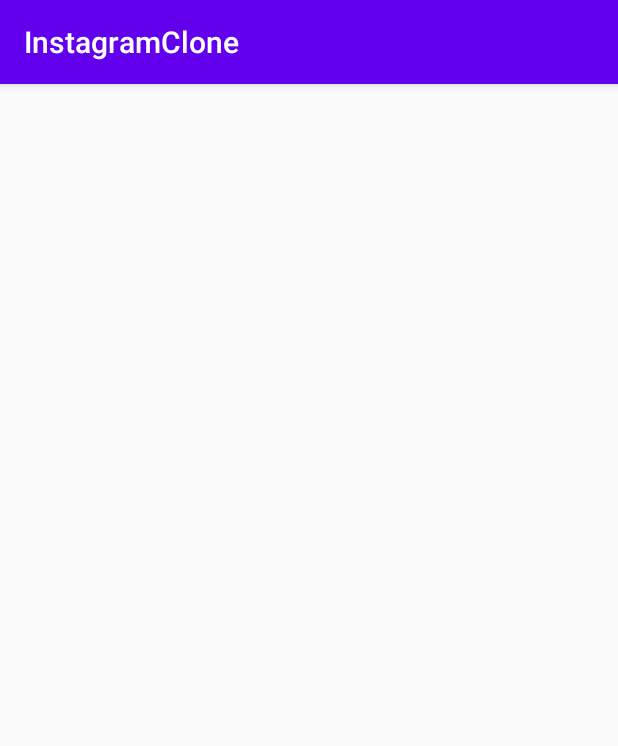
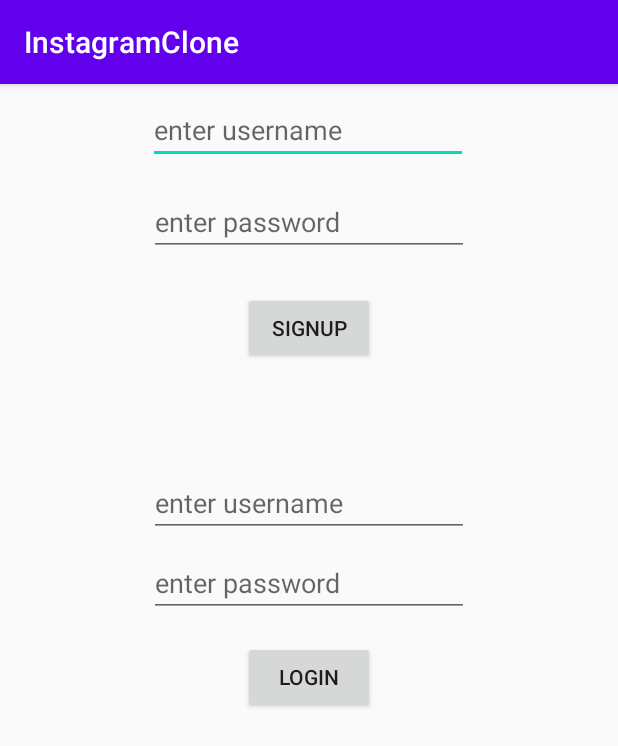
Before and after one commit to deepakn89/InstagramClone, an Android app: the SignUpLoginActivity screen opened directly, with no data from a screen before it, on a phone screen of 412 x 824 dp. Shown: the top 746 px of the screen. Run offline under Robolectric (Android 15) with nearby library versions, the phone set to English and light mode, and no system bars; libraries missing offline, so code that uses them is left out: com.parse, com.shashank.sony.

Commit message:
SignUp and Login parse functionality

```diff
--- a/app/src/main/AndroidManifest.xml
+++ b/app/src/main/AndroidManifest.xml
@@ -23,7 +23,8 @@
         android:roundIcon="@mipmap/ic_launcher_round"
         android:supportsRtl="true"
         android:theme="@style/AppTheme">
-        <activity android:name=".SignUpLoginActivity"></activity>
+        <activity android:name=".WelcomeActivity"></activity>
+        <activity android:name=".SignUpLoginActivity" />
         <activity android:name=".SignUp">
             <intent-filter>
                 <action android:name="android.intent.action.MAIN" />
--- a/app/src/main/java/com/dnagaraj/myapplication/SignUp.java
+++ b/app/src/main/java/com/dnagaraj/myapplication/SignUp.java
@@ -2,6 +2,7 @@ package com.dnagaraj.myapplication;
 
 import androidx.appcompat.app.AppCompatActivity;
 
+import android.content.Intent;
 import android.os.Bundle;
 import android.util.Log;
 import android.view.View;
@@ -49,7 +50,8 @@ public class SignUp extends AppCompatActivity implements View.OnClickListener{
         btnSwitchActivity.setOnClickListener(new View.OnClickListener() {
             @Override
             public void onClick(View v) {
-
+                Intent intent=new Intent(SignUp.this,SignUpLoginActivity.class);
+                startActivity(intent);
             }
         });
 
--- a/app/src/main/java/com/dnagaraj/myapplication/SignUpLoginActivity.java
+++ b/app/src/main/java/com/dnagaraj/myapplication/SignUpLoginActivity.java
@@ -3,12 +3,74 @@ package com.dnagaraj.myapplication;
 import androidx.appcompat.app.AppCompatActivity;
 
 import android.os.Bundle;
+import android.view.View;
+import android.widget.Button;
+import android.widget.EditText;
+
+import com.parse.LogInCallback;
+import com.parse.Parse;
+import com.parse.ParseException;
+import com.parse.ParseUser;
+import com.parse.SaveCallback;
+import com.parse.SignUpCallback;
+import com.shashank.sony.fancytoastlib.FancyToast;
 
 public class SignUpLoginActivity extends AppCompatActivity {
+
+    EditText etSignupUsername,etSignupPassword,etLoginUsername,etLoginPassword;
+    Button btnSignup,btnLogin;
 
     @Override
     protected void onCreate(Bundle savedInstanceState) {
         super.onCreate(savedInstanceState);
         setContentView(R.layout.activity_sign_up_login);
+
+        etSignupUsername=findViewById(R.id.etSignupUsername);
+        etSignupPassword=findViewById(R.id.etSignupPassword);
+        etLoginUsername=findViewById(R.id.etLoginUsername);
+        etLoginPassword=findViewById(R.id.etLoginPassword);
+
+        btnSignup=findViewById(R.id.btnSignup);
+        btnLogin=findViewById(R.id.btnLogin);
+
+        btnSignup.setOnClickListener(new View.OnClickListener() {
+            @Override
+            public void onClick(View v) {
+
+                final ParseUser parseUser=new ParseUser();
+                parseUser.setUsername(etSignupUsername.getText().toString());
+                parseUser.setPassword(etSignupPassword.getText().toString());
+
+                parseUser.signUpInBackground(new SignUpCallback() {
+                    @Override
+                    public void done(ParseException e) {
+                        if(e==null){
+                            FancyToast.makeText(SignUpLoginActivity.this, parseUser.get("username")+" signup successfully", FancyToast.LENGTH_SHORT, FancyToast.SUCCESS, true).show();
+                        }else{
+                            FancyToast.makeText(SignUpLoginActivity.this,e.getMessage(),FancyToast.LENGTH_LONG,FancyToast.ERROR,true).show();
+                        }
+                    }
+                });
+
+            }
+        });
+
+        btnLogin.setOnClickListener(new View.OnClickListener() {
+            @Override
+            public void onClick(View v) {
+
+                ParseUser.logInInBackground(etLoginUsername.getText().toString(), etLoginPassword.getText().toString(), new LogInCallback() {
+                    @Override
+                    public void done(ParseUser user, ParseException e) {
+                        if(user!=null && e==null){
+                            FancyToast.makeText(SignUpLoginActivity.this, user.getUsername()+" login successfully", FancyToast.LENGTH_SHORT, FancyToast.SUCCESS, true).show();
+                        }else{
+                            FancyToast.makeText(SignUpLoginActivity.this,e.getMessage(),FancyToast.LENGTH_LONG,FancyToast.ERROR,true).show();
+                        }
+                    }
+                });
+
+            }
+        });
     }
 }
--- /dev/null
+++ b/app/src/main/java/com/dnagaraj/myapplication/WelcomeActivity.java
@@ -0,0 +1,14 @@
+package com.dnagaraj.myapplication;
+
+import androidx.appcompat.app.AppCompatActivity;
+
+import android.os.Bundle;
+
+public class WelcomeActivity extends AppCompatActivity {
+
+    @Override
+    protected void onCreate(Bundle savedInstanceState) {
+        super.onCreate(savedInstanceState);
+        setContentView(R.layout.activity_welcome);
+    }
+}
--- a/app/src/main/res/layout/activity_sign_up_login.xml
+++ b/app/src/main/res/layout/activity_sign_up_login.xml
@@ -6,4 +6,72 @@
     android:layout_height="match_parent"
     tools:context=".SignUpLoginActivity">
 
+    <EditText
+        android:id="@+id/etSignupUsername"
+        android:layout_width="wrap_content"
+        android:layout_height="wrap_content"
+        android:layout_marginTop="8dp"
+        android:ems="10"
+        android:hint="enter username"
+        android:inputType="textPersonName"
+        app:layout_constraintEnd_toEndOf="parent"
+        app:layout_constraintHorizontal_bias="0.497"
+        app:layout_constraintStart_toStartOf="parent"
+        app:layout_constraintTop_toTopOf="parent" />
+
+    <EditText
+        android:id="@+id/etSignupPassword"
+        android:layout_width="wrap_content"
+        android:layout_height="wrap_content"
+        android:layout_marginTop="16dp"
+        android:ems="10"
+        android:hint="enter password"
+        android:inputType="textPassword"
+        app:layout_constraintEnd_toEndOf="parent"
+        app:layout_constraintStart_toStartOf="parent"
+        app:layout_constraintTop_toBottomOf="@+id/etSignupUsername" />
+
+    <Button
+        android:id="@+id/btnSignup"
+        android:layout_width="wrap_content"
+        android:layout_height="wrap_content"
+        android:layout_marginTop="24dp"
+        android:text="SignUp"
+        app:layout_constraintEnd_toEndOf="parent"
+        app:layout_constraintStart_toStartOf="parent"
+        app:layout_constraintTop_toBottomOf="@+id/etSignupPassword" />
+
+    <EditText
+        android:id="@+id/etLoginUsername"
+        android:layout_width="wrap_content"
+        android:layout_height="wrap_content"
+        android:layout_marginTop="70dp"
+        android:ems="10"
+        android:hint="enter username"
+        android:inputType="textPersonName"
+        app:layout_constraintEnd_toEndOf="parent"
+        app:layout_constraintStart_toStartOf="parent"
+        app:layout_constraintTop_toBottomOf="@+id/btnSignup" />
+
+    <EditText
+        android:id="@+id/etLoginPassword"
+        android:layout_width="wrap_content"
+        android:layout_height="wrap_content"
+        android:layout_marginTop="8dp"
+        android:ems="10"
+        android:hint="enter password"
+        android:inputType="textPassword"
+        app:layout_constraintEnd_toEndOf="parent"
+        app:layout_constraintStart_toStartOf="parent"
+        app:layout_constraintTop_toBottomOf="@+id/etLoginUsername" />
+
+    <Button
+        android:id="@+id/btnLogin"
+        android:layout_width="wrap_content"
+        android:layout_height="wrap_content"
+        android:layout_marginTop="16dp"
+        android:text="Login"
+        app:layout_constraintEnd_toEndOf="parent"
+        app:layout_constraintStart_toStartOf="parent"
+        app:layout_constraintTop_toBottomOf="@+id/etLoginPassword" />
 </androidx.constraintlayout.widget.ConstraintLayout>
--- /dev/null
+++ b/app/src/main/res/layout/activity_welcome.xml
@@ -0,0 +1,9 @@
+<?xml version="1.0" encoding="utf-8"?>
+<androidx.constraintlayout.widget.ConstraintLayout xmlns:android="http://schemas.android.com/apk/res/android"
+    xmlns:app="http://schemas.android.com/apk/res-auto"
+    xmlns:tools="http://schemas.android.com/tools"
+    android:layout_width="match_parent"
+    android:layout_height="match_parent"
+    tools:context=".WelcomeActivity">
+
+</androidx.constraintlayout.widget.ConstraintLayout>
```
